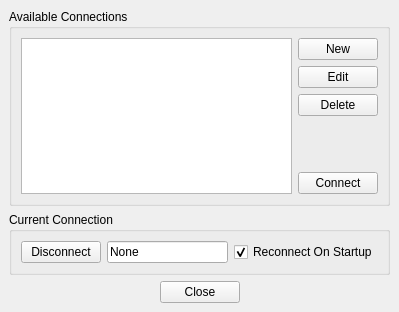
The window that source/StealthViewer/ui/HLAWindowUi.ui (delta3d/SimulationCore) describes before a commit, drawn with Qt 5.
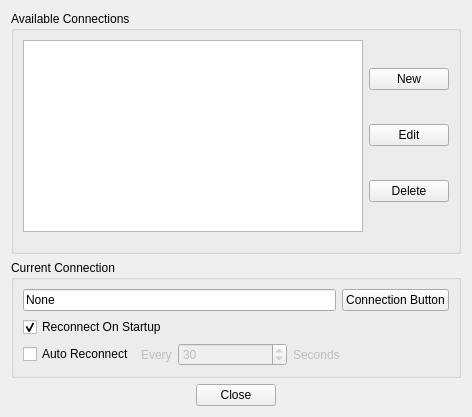
The same window after the commit.

Commit message: Added an auto-reconnect feature that isn't quite finished.  Right now it will keep trying to connect in client-server until you stop it, but the connection, if it drops, will be just be ruined.  It if does lose the connection, it needs to disconnect complete, unload the maps, then attempt to reconnect.  It must unload beacuse it will have remote actors hanging around that need to be cleaned up.

The edit to the form file:
```diff
--- a/source/StealthViewer/ui/HLAWindowUi.ui
+++ b/source/StealthViewer/ui/HLAWindowUi.ui
@@ -1,24 +1,18 @@
 <ui version="4.0" >
  <class>HLAWindow</class>
- <widget class="QWidget" name="HLAWindow" >
-  <property name="geometry" >
+ <widget class="QWidget" name="HLAWindow">
+  <property name="geometry">
    <rect>
     <x>0</x>
     <y>0</y>
-    <width>399</width>
-    <height>312</height>
+    <width>472</width>
+    <height>417</height>
    </rect>
   </property>
   <property name="windowTitle" >
    <string>Network Connections</string>
   </property>
-  <layout class="QVBoxLayout" >
-   <property name="spacing" >
-    <number>6</number>
-   </property>
-   <property name="margin" >
-    <number>9</number>
-   </property>
+  <layout class="QVBoxLayout">
    <item>
     <widget class="QGroupBox" name="groupBox" >
      <property name="title" >
@@ -28,9 +22,18 @@
       <property name="spacing" >
        <number>6</number>
       </property>
-      <property name="margin" >
+      <property name="leftMargin">
        <number>9</number>
       </property>
+      <property name="topMargin">
+       <number>9</number>
+      </property>
+      <property name="rightMargin">
+       <number>9</number>
+      </property>
+      <property name="bottomMargin">
+       <number>19</number>
+      </property>
       <item>
        <widget class="QListWidget" name="mNetworkListWidget" >
         <property name="toolTip" >
@@ -39,13 +42,7 @@
        </widget>
       </item>
       <item>
-       <layout class="QVBoxLayout" >
-        <property name="spacing" >
-         <number>6</number>
-        </property>
-        <property name="margin" >
-         <number>0</number>
-        </property>
+       <layout class="QVBoxLayout">
         <item>
          <widget class="QPushButton" name="mNewPushButton" >
           <property name="toolTip" >
@@ -76,107 +73,161 @@
           </property>
          </widget>
         </item>
+       </layout>
+      </item>
+     </layout>
+    </widget>
+   </item>
+   <item>
+    <widget class="QGroupBox" name="groupBox_2">
+     <property name="title">
+      <string>Current Connection</string>
+     </property>
+     <layout class="QVBoxLayout" name="verticalLayout">
+      <property name="spacing">
+       <number>-1</number>
+      </property>
+      <item>
+       <layout class="QHBoxLayout" name="horizontalLayout_5">
+        <property name="leftMargin">
+         <number>0</number>
+        </property>
         <item>
-         <spacer>
-          <property name="orientation" >
-           <enum>Qt::Vertical</enum>
+         <widget class="QLineEdit" name="mCurrentConnectionLineEdit">
+          <property name="toolTip">
+           <string>The current federation you are connected to.</string>
           </property>
-          <property name="sizeHint" stdset="0" >
+          <property name="text">
+           <string>None</string>
+          </property>
+          <property name="readOnly">
+           <bool>true</bool>
+          </property>
+         </widget>
+        </item>
+        <item>
+         <widget class="QPushButton" name="mConnectPushButton">
+          <property name="sizePolicy">
+           <sizepolicy hsizetype="Fixed" vsizetype="Fixed">
+            <horstretch>0</horstretch>
+            <verstretch>0</verstretch>
+           </sizepolicy>
+          </property>
+          <property name="toolTip">
+           <string>Connect to the currently selected federation. </string>
+          </property>
+          <property name="text">
+           <string>Connection Button</string>
+          </property>
+         </widget>
+        </item>
+       </layout>
+      </item>
+      <item>
+       <layout class="QHBoxLayout" name="horizontalLayout_2">
+        <item>
+         <widget class="QCheckBox" name="mReconnectOnStartupCheckBox">
+          <property name="toolTip">
+           <string>Check this box if you want the Stealth Viewer to reconnect to the previous connection on startup.</string>
+          </property>
+          <property name="text">
+           <string>Reconnect On Startup</string>
+          </property>
+          <property name="checked">
+           <bool>true</bool>
+          </property>
+         </widget>
+        </item>
+       </layout>
+      </item>
+      <item>
+       <layout class="QHBoxLayout" name="horizontalLayout">
+        <property name="leftMargin">
+         <number>0</number>
+        </property>
+        <item>
+         <widget class="QCheckBox" name="mAutoReconnect">
+          <property name="text">
+           <string>Auto Reconnect</string>
+          </property>
+         </widget>
+        </item>
+        <item>
+         <widget class="QLabel" name="mSecondsLabel">
+          <property name="enabled">
+           <bool>false</bool>
+          </property>
+          <property name="text">
+           <string>Every</string>
+          </property>
+         </widget>
+        </item>
+        <item>
+         <widget class="QSpinBox" name="mAutoReconnectDelayTime">
+          <property name="enabled">
+           <bool>false</bool>
+          </property>
+          <property name="sizePolicy">
+           <sizepolicy hsizetype="MinimumExpanding" vsizetype="Fixed">
+            <horstretch>0</horstretch>
+            <verstretch>0</verstretch>
+           </sizepolicy>
+          </property>
+          <property name="minimum">
+           <number>0</number>
+          </property>
+          <property name="maximum">
+           <number>9999</number>
+          </property>
+          <property name="value">
+           <number>30</number>
+          </property>
+         </widget>
+        </item>
+        <item>
+         <widget class="QLabel" name="mEveryLabel">
+          <property name="enabled">
+           <bool>false</bool>
+          </property>
+          <property name="text">
+           <string>Seconds</string>
+          </property>
+         </widget>
+        </item>
+        <item>
+         <spacer name="horizontalSpacer">
+          <property name="orientation">
+           <enum>Qt::Horizontal</enum>
+          </property>
+          <property name="sizeHint" stdset="0">
            <size>
-            <width>20</width>
-            <height>40</height>
+            <width>40</width>
+            <height>20</height>
            </size>
           </property>
          </spacer>
         </item>
-        <item>
-         <widget class="QPushButton" name="mConnectPushButton" >
-          <property name="toolTip" >
-           <string>Connect to the currently selected federation. </string>
-          </property>
-          <property name="text" >
-           <string>Connect</string>
-          </property>
-         </widget>
-        </item>
        </layout>
       </item>
      </layout>
     </widget>
    </item>
    <item>
-    <widget class="QGroupBox" name="groupBox_2" >
-     <property name="title" >
-      <string>Current Connection</string>
-     </property>
-     <layout class="QHBoxLayout" >
-      <property name="spacing" >
-       <number>6</number>
-      </property>
-      <property name="margin" >
-       <number>9</number>
-      </property>
-      <item>
-       <widget class="QPushButton" name="mDisconnectPushButton" >
-        <property name="toolTip" >
-         <string>Disconnect from the currently selected federation.</string>
-        </property>
-        <property name="text" >
-         <string>Disconnect</string>
-        </property>
-       </widget>
-      </item>
-      <item>
-       <widget class="QLineEdit" name="mCurrentConnectionLineEdit" >
-        <property name="toolTip" >
-         <string>The current federation you are connected to.</string>
-        </property>
-        <property name="text" >
-         <string>None</string>
-        </property>
-        <property name="readOnly" >
-         <bool>true</bool>
-        </property>
-       </widget>
-      </item>
-      <item>
-       <widget class="QCheckBox" name="mReconnectOnStartupCheckBox" >
-        <property name="toolTip" >
-         <string>Check this box if you want the Stealth Viewer to reconnect to the previous connection on startup.</string>
-        </property>
-        <property name="text" >
-         <string>Reconnect On Startup</string>
-        </property>
-        <property name="checked" >
-         <bool>true</bool>
-        </property>
-       </widget>
-      </item>
-     </layout>
-    </widget>
-   </item>
-   <item>
-    <layout class="QVBoxLayout" >
-     <property name="spacing" >
+    <layout class="QVBoxLayout">
+     <property name="spacing">
       <number>2</number>
      </property>
-     <property name="margin" >
-      <number>0</number>
-     </property>
      <item>
-      <layout class="QHBoxLayout" >
-       <property name="spacing" >
+      <layout class="QHBoxLayout">
+       <property name="spacing">
         <number>2</number>
        </property>
-       <property name="margin" >
-        <number>0</number>
-       </property>
        <item>
         <spacer>
-         <property name="orientation" >
+         <property name="orientation">
           <enum>Qt::Horizontal</enum>
          </property>
-         <property name="sizeHint" stdset="0" >
+         <property name="sizeHint" stdset="0">
           <size>
            <width>40</width>
            <height>20</height>
@@ -185,8 +236,8 @@
         </spacer>
        </item>
        <item>
-        <widget class="QPushButton" name="mClosePushButton" >
-         <property name="toolTip" >
+        <widget class="QPushButton" name="mClosePushButton">
+         <property name="toolTip">
           <string>Close this window. </string>
          </property>
          <property name="text" >
@@ -196,10 +247,10 @@
        </item>
        <item>
         <spacer>
-         <property name="orientation" >
+         <property name="orientation">
           <enum>Qt::Horizontal</enum>
          </property>
-         <property name="sizeHint" stdset="0" >
+         <property name="sizeHint" stdset="0">
           <size>
            <width>40</width>
            <height>20</height>
```
Left out of the diff: 89 changed lines with no effect on the pictures. The commit also changes 11 other files.
